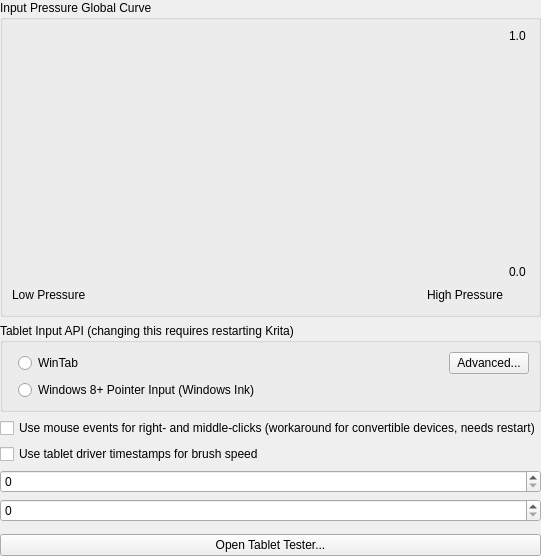
First picture: the form in libs/ui/forms/wdgtabletsettings.ui, repository KDE/krita, before the edit.
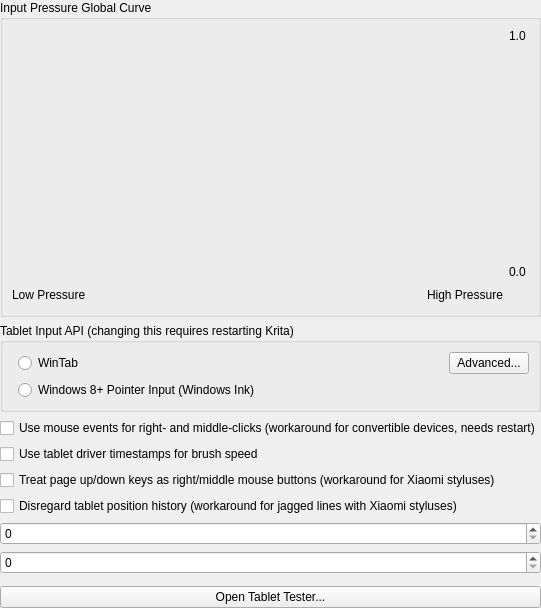
Second picture: the form after the edit. Custom widgets are drawn as their Qt base class.

Commit message: [android] Xiaomi stylus button and curve fixes

```diff
--- a/libs/ui/forms/wdgtabletsettings.ui
+++ b/libs/ui/forms/wdgtabletsettings.ui
@@ -188,6 +188,20 @@
      </property>
     </widget>
    </item>
+   <item>
+    <widget class="QCheckBox" name="chkUsePageUpDownMouseButtonEmulationWorkaround">
+     <property name="text">
+      <string>Treat page up/down keys as right/middle mouse buttons (workaround for Xiaomi styluses)</string>
+     </property>
+    </widget>
+   </item>
+   <item>
+    <widget class="QCheckBox" name="chkUseIgnoreHistoricTabletEventsWorkaround">
+     <property name="text">
+      <string>Disregard tablet position history (workaround for jagged lines with Xiaomi styluses)</string>
+     </property>
+    </widget>
+   </item>
    <item>
     <widget class="KisSliderSpinBox" name="intMaxAllowedBrushSpeed" native="true">
      <property name="sizePolicy">
```
The commit also changes 10 other files.
